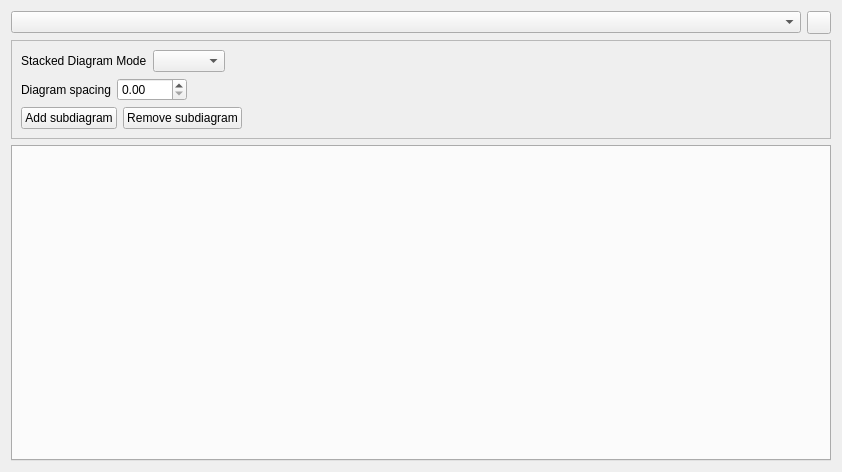
qgis/QGIS, file src/ui/qgsstackeddiagrampropertiesbase.ui: the form before one commit.
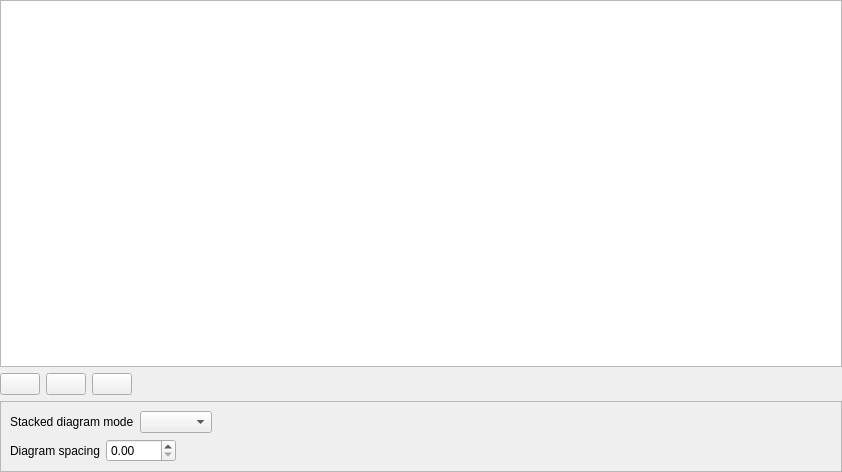
The form after the commit. Icons and pictures are not drawn. Custom widgets are drawn as their Qt base class.

```diff
--- a/src/ui/qgsstackeddiagrampropertiesbase.ui
+++ b/src/ui/qgsstackeddiagrampropertiesbase.ui
@@ -11,42 +11,40 @@
    </rect>
   </property>
   <layout class="QVBoxLayout" name="verticalLayout">
+   <property name="leftMargin">
+    <number>0</number>
+   </property>
+   <property name="topMargin">
+    <number>0</number>
+   </property>
+   <property name="rightMargin">
+    <number>0</number>
+   </property>
+   <property name="bottomMargin">
+    <number>0</number>
+   </property>
    <item>
-    <layout class="QHBoxLayout" name="horizontalLayout_4">
-     <item>
-      <widget class="QComboBox" name="mDiagramTypeComboBox"/>
-     </item>
-     <item>
-      <widget class="QToolButton" name="mEngineSettingsButton">
-       <property name="enabled">
-        <bool>true</bool>
-       </property>
-       <property name="toolTip">
-        <string>Automated placement settings (apply to all layers)</string>
-       </property>
-       <property name="icon">
-        <iconset resource="../../images/images.qrc">
-         <normaloff>:/images/themes/default/mIconAutoPlacementSettings.svg</normaloff>:/images/themes/default/mIconAutoPlacementSettings.svg</iconset>
-       </property>
-      </widget>
-     </item>
-    </layout>
-   </item>
+    <widget class="QTreeView" name="mSubDiagramsView">
+     <property name="selectionMode">
+      <enum>QAbstractItemView::SelectionMode::SingleSelection</enum>
+     </property>
+     <property name="itemsExpandable">
+      <bool>false</bool>
+     </property>
+     <property name="expandsOnDoubleClick">
+      <bool>false</bool>
+     </property>
+     <attribute name="headerMinimumSectionSize">
+      <number>57</number>
+     </attribute>
+    </widget>
+   </item>
    <item>
-    <widget class="QFrame" name="mStackedDiagramSettingsFrame">
-     <property name="frameShape">
-      <enum>QFrame::Shape::StyledPanel</enum>
-     </property>
-     <property name="frameShadow">
-      <enum>QFrame::Shadow::Raised</enum>
-     </property>
-     <layout class="QGridLayout" name="gridLayout">
-      <item row="2" column="0">
        <layout class="QHBoxLayout" name="horizontalLayout">
         <item>
          <widget class="QPushButton" name="mAddSubDiagramButton">
           <property name="sizePolicy">
-           <sizepolicy hsizetype="Fixed" vsizetype="Fixed">
+        <sizepolicy hsizetype="Minimum" vsizetype="Fixed">
             <horstretch>0</horstretch>
             <verstretch>0</verstretch>
            </sizepolicy>
@@ -55,7 +53,7 @@
            <string>Add subdiagram to the stacked diagram</string>
           </property>
           <property name="text">
-           <string>Add subdiagram</string>
+        <string/>
           </property>
           <property name="icon">
            <iconset resource="../../images/images.qrc">
@@ -63,10 +61,24 @@
           </property>
          </widget>
         </item>
+     <item>
+      <widget class="QPushButton" name="mEditSubDiagramButton">
+       <property name="toolTip">
+        <string>Edit subdiagram from the stacked diagram</string>
+       </property>
+       <property name="text">
+        <string/>
+       </property>
+       <property name="icon">
+        <iconset resource="../../images/images.qrc">
+         <normaloff>:/images/themes/default/symbologyEdit.svg</normaloff>:/images/themes/default/symbologyEdit.svg</iconset>
+       </property>
+      </widget>
+     </item>
         <item>
          <widget class="QPushButton" name="mRemoveSubDiagramButton">
           <property name="sizePolicy">
-           <sizepolicy hsizetype="Fixed" vsizetype="Fixed">
+        <sizepolicy hsizetype="Minimum" vsizetype="Fixed">
             <horstretch>0</horstretch>
             <verstretch>0</verstretch>
            </sizepolicy>
@@ -75,7 +87,7 @@
            <string>Remove subdiagram from the stacked diagram</string>
           </property>
           <property name="text">
-           <string>Remove subdiagram</string>
+        <string/>
           </property>
           <property name="icon">
            <iconset resource="../../images/images.qrc">
@@ -101,33 +113,15 @@
         </item>
        </layout>
       </item>
-      <item row="0" column="0">
-       <layout class="QHBoxLayout" name="horizontalLayout_3">
         <item>
-         <widget class="QLabel" name="stackedDiagramModeLabel">
-          <property name="text">
-           <string>Stacked Diagram Mode</string>
-          </property>
-         </widget>
-        </item>
-        <item>
-         <widget class="QComboBox" name="mStackedDiagramModeComboBox"/>
-        </item>
-        <item>
-         <spacer name="horizontalSpacer">
-          <property name="orientation">
-           <enum>Qt::Orientation::Horizontal</enum>
-          </property>
-          <property name="sizeHint" stdset="0">
-           <size>
-            <width>40</width>
-            <height>20</height>
-           </size>
-          </property>
-         </spacer>
-        </item>
-       </layout>
-      </item>
+    <widget class="QFrame" name="mStackedDiagramSettingsFrame">
+     <property name="frameShape">
+      <enum>QFrame::Shape::StyledPanel</enum>
+     </property>
+     <property name="frameShadow">
+      <enum>QFrame::Shadow::Raised</enum>
+     </property>
+     <layout class="QGridLayout" name="gridLayout">
       <item row="1" column="0">
        <layout class="QHBoxLayout" name="horizontalLayout_2">
         <item>
@@ -175,42 +169,32 @@
         </item>
        </layout>
       </item>
-     </layout>
-    </widget>
-   </item>
-   <item>
-    <widget class="QFrame" name="mDiagramsFrame">
-     <property name="frameShape">
-      <enum>QFrame::Shape::NoFrame</enum>
-     </property>
-     <property name="frameShadow">
-      <enum>QFrame::Shadow::Raised</enum>
-     </property>
-     <layout class="QGridLayout" name="gridLayout_6">
-      <property name="leftMargin">
-       <number>0</number>
-      </property>
-      <property name="topMargin">
-       <number>0</number>
-      </property>
-      <property name="rightMargin">
-       <number>0</number>
-      </property>
-      <property name="bottomMargin">
-       <number>0</number>
-      </property>
-      <property name="horizontalSpacing">
-       <number>0</number>
-      </property>
       <item row="0" column="0">
-       <widget class="QTabWidget" name="mSubDiagramsTabWidget">
-        <property name="currentIndex">
-         <number>-1</number>
-        </property>
-        <property name="movable">
-         <bool>true</bool>
-        </property>
-       </widget>
+       <layout class="QHBoxLayout" name="horizontalLayout_3">
+        <item>
+         <widget class="QLabel" name="stackedDiagramModeLabel">
+          <property name="text">
+           <string>Stacked diagram mode</string>
+          </property>
+         </widget>
+        </item>
+        <item>
+         <widget class="QComboBox" name="mStackedDiagramModeComboBox"/>
+        </item>
+        <item>
+         <spacer name="horizontalSpacer">
+          <property name="orientation">
+           <enum>Qt::Orientation::Horizontal</enum>
+          </property>
+          <property name="sizeHint" stdset="0">
+           <size>
+            <width>40</width>
+            <height>20</height>
+           </size>
+          </property>
+         </spacer>
+        </item>
+       </layout>
       </item>
      </layout>
     </widget>
```
Lines whose indentation alone changed are shown as unchanged.
